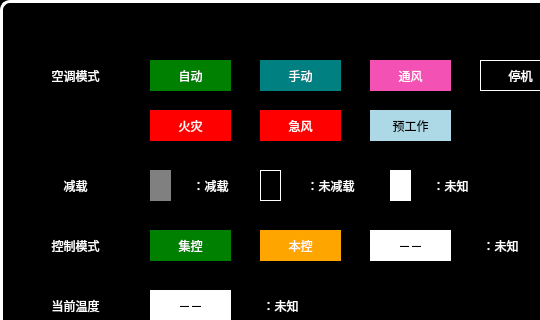
This is vehiclehvachelppage.ui in mayue-crrc/ShenyangMetro9DB as Qt 5 draws it before an edit; both pictures show x 0 to 540 and y 0 to 320 of the 800 by 600 pixel window. The edited form follows.
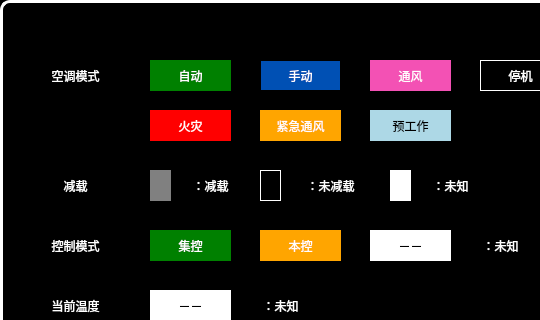
This is the edited form.

```diff
--- a/vehiclehvachelppage.ui
+++ b/vehiclehvachelppage.ui
@@ -62,8 +62,7 @@
     </rect>
    </property>
    <property name="styleSheet">
-    <string notr="true">font: 16px, &quot;微软雅黑&quot;;color:white;background-color:rgb(0,128,128);
-</string>
+    <string notr="true">   font: 16px, &quot;微软雅黑&quot;;color:white;background-color:rgb(0,80,180);border:1px solid black</string>
    </property>
    <property name="text">
     <string>手动</string>
@@ -249,10 +248,10 @@
     </rect>
    </property>
    <property name="styleSheet">
-    <string notr="true">font: 16px, &quot;微软雅黑&quot;;color:white;background-color:red</string>
+    <string notr="true">font: 16px, &quot;微软雅黑&quot;;color:white;background-color:orange</string>
    </property>
    <property name="text">
-    <string>急风</string>
+    <string>紧急通风</string>
    </property>
    <property name="alignment">
     <set>Qt::AlignCenter</set>
```
